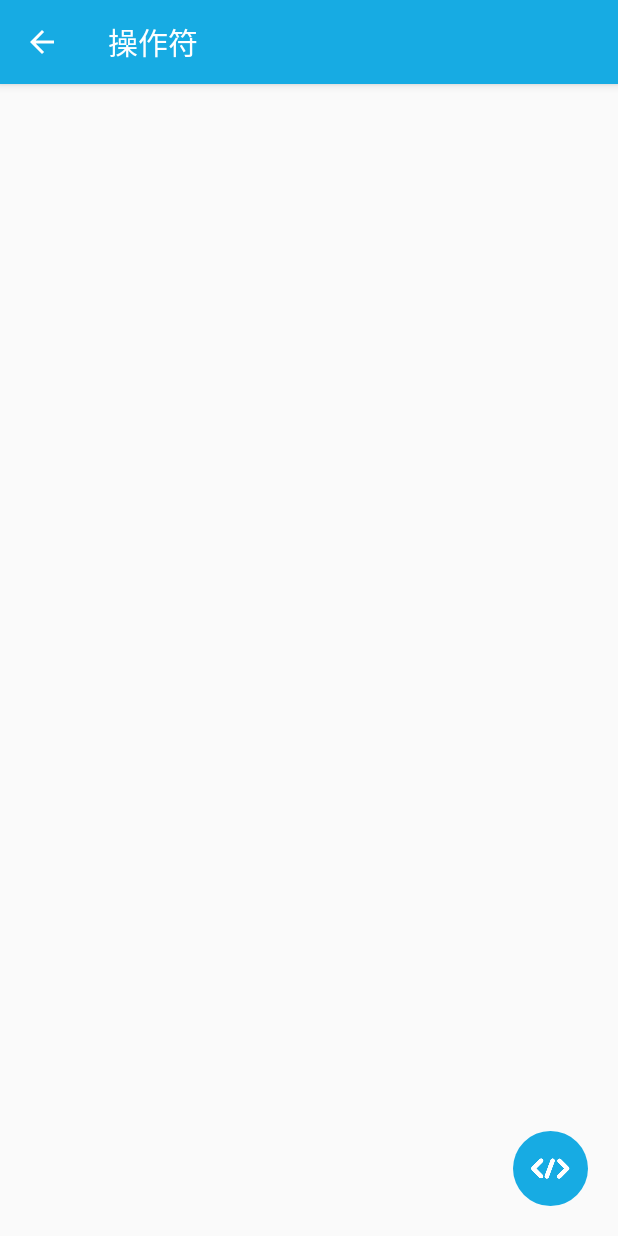
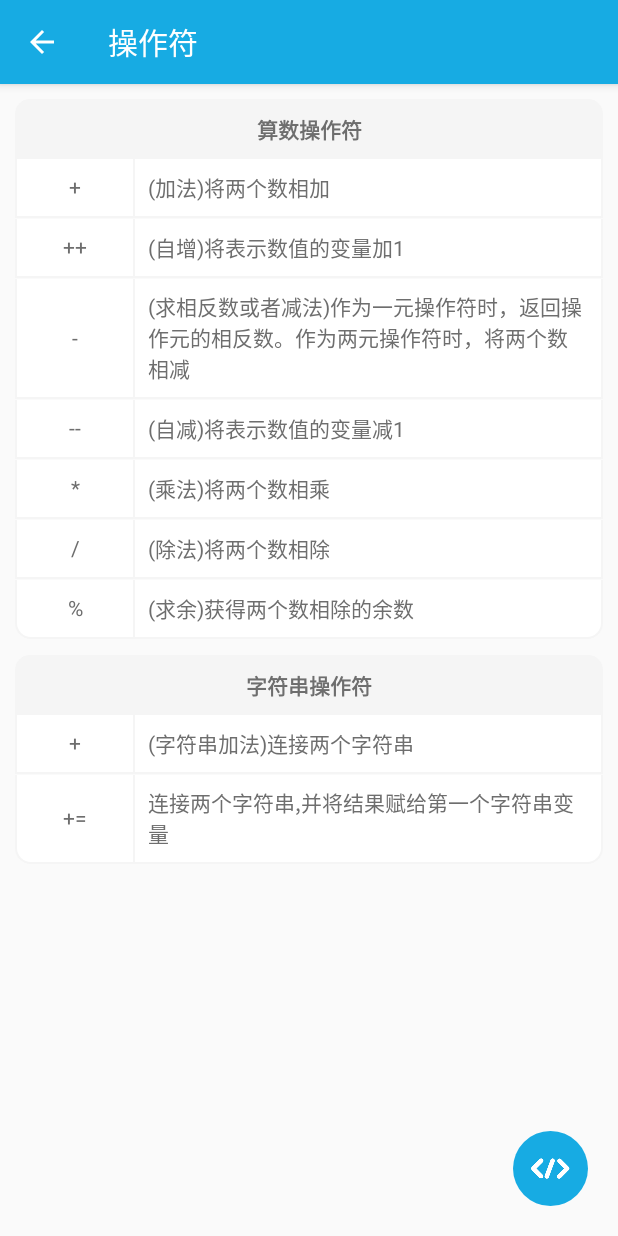
Before and after one commit to 18518373576/androidDevelopHelper, an Android app: the JavaFragment screen opened through its navigation route, after a tap on "操作符", on a phone screen of 412 x 824 dp. Run offline under Robolectric (Android 15) with nearby library versions, the phone set to English and light mode, and no system bars; our stand-ins replace ButterKnife, navigation-ui.

Commit message:
优化operator操作符展示效果

```diff
--- /dev/null
+++ b/DeveloperHelper/developerandroidx/src/main/java/com/example/developerandroidx/adapter/OperatorRcvAdapter.java
@@ -0,0 +1,39 @@
+package com.example.developerandroidx.adapter;
+
+import android.view.View;
+
+import androidx.annotation.NonNull;
+
+import com.example.developerandroidx.R;
+import com.example.developerandroidx.base.BaseRcvAdapter;
+import com.example.developerandroidx.base.BaseRcvHolder;
+import com.example.developerandroidx.bean.OperatorItemBean;
+
+import java.util.List;
+
+/**
+ * Date: 2020/5/5 17:24
+ * 参考:
+ * 描述: 操作符列表
+ */
+public class OperatorRcvAdapter extends BaseRcvAdapter<OperatorItemBean> {
+    /**
+     * 构造方法，初始化数据
+     *
+     * @param mList
+     */
+    public OperatorRcvAdapter(List<OperatorItemBean> mList) {
+        super(mList);
+    }
+
+    @Override
+    protected int bindItemLayout(int viewType) {
+        return R.layout.item_operator;
+    }
+
+    @NonNull
+    @Override
+    protected BaseRcvHolder<OperatorItemBean> bindHolder(@NonNull View v, int viewType) {
+        return new OperatorRcvHolder(v);
+    }
+}
--- /dev/null
+++ b/DeveloperHelper/developerandroidx/src/main/java/com/example/developerandroidx/adapter/OperatorRcvHolder.java
@@ -0,0 +1,52 @@
+package com.example.developerandroidx.adapter;
+
+import android.view.View;
+import android.widget.TextView;
+
+import androidx.annotation.NonNull;
+
+import com.example.developerandroidx.R;
+import com.example.developerandroidx.base.BaseRcvHolder;
+import com.example.developerandroidx.bean.OperatorItemBean;
+
+import butterknife.BindView;
+
+/**
+ * Date: 2020/5/5 17:25
+ * 参考:
+ * 描述:
+ */
+public class OperatorRcvHolder extends BaseRcvHolder<OperatorItemBean> {
+
+    @BindView(R.id.tv_operator_type)
+    TextView tv_operator_type;
+    @BindView(R.id.tv_operator)
+    TextView tv_operator;
+    @BindView(R.id.tv_operator_desc)
+    TextView tv_operator_desc;
+
+    public OperatorRcvHolder(@NonNull View itemView) {
+        super(itemView);
+    }
+
+    @Override
+    protected void setData(@NonNull OperatorItemBean data, int position) {
+
+        if (data.isShowOperatorType) {
+            tv_operator_type.setVisibility(View.VISIBLE);
+        } else {
+            tv_operator_type.setVisibility(View.GONE);
+        }
+
+        if (data.isEnd) {
+            tv_operator.setBackgroundResource(R.drawable.shape_operator_border_corner_left);
+            tv_operator_desc.setBackgroundResource(R.drawable.shape_operator_border_corner_right);
+        } else {
+            tv_operator.setBackgroundResource(R.drawable.shape_operator_border);
+            tv_operator_desc.setBackgroundResource(R.drawable.shape_operator_border);
+        }
+        tv_operator_type.setText(data.operatorType);
+        tv_operator.setText(data.operator);
+        tv_operator_desc.setText(data.description);
+    }
+}
--- a/DeveloperHelper/developerandroidx/src/main/java/com/example/developerandroidx/bean/OperatorItemBean.java
+++ b/DeveloperHelper/developerandroidx/src/main/java/com/example/developerandroidx/bean/OperatorItemBean.java
@@ -9,10 +9,14 @@ public class OperatorItemBean {
     public String operator;//操作符
     public String description;//操作符描述
     public String operatorType;//操作符类型
+    public boolean isShowOperatorType;//是否展示操作符类型
+    public boolean isEnd;//这个是为了展示底部圆角边框，做一个判断
 
-    public OperatorItemBean(String operator, String description, String operatorType) {
+    public OperatorItemBean(String operator, String description, String operatorType, boolean isShowOperatorType, boolean isEnd) {
         this.operator = operator;
         this.description = description;
         this.operatorType = operatorType;
+        this.isShowOperatorType = isShowOperatorType;
+        this.isEnd = isEnd;
     }
 }
--- a/DeveloperHelper/developerandroidx/src/main/java/com/example/developerandroidx/ui/android/AndroidViewModel.java
+++ b/DeveloperHelper/developerandroidx/src/main/java/com/example/developerandroidx/ui/android/AndroidViewModel.java
@@ -19,17 +19,13 @@ public class AndroidViewModel extends ViewModel {
     private MutableLiveData<List<FunctionItemBean>> mList;
     private final String TAG = "AndroidViewModel";
 
-    private List<FunctionItemBean> functionList;
-
     public AndroidViewModel() {
         mList = new MutableLiveData<>();
-        initData();
-
-        mList.setValue(functionList);
+        mList.setValue(initData());
     }
 
-    private void initData() {
-        functionList = new ArrayList<>();
+    private List<FunctionItemBean> initData() {
+        List<FunctionItemBean> functionList = new ArrayList<>();
         functionList.add(new FunctionItemBean("Activity", R.mipmap.icon_activity, ActivityAnalysisActivity.class.getName()));
         functionList.add(new FunctionItemBean("Service", R.mipmap.icon_service, ""));
         functionList.add(new FunctionItemBean("Broadcast Receiver", R.mipmap.icon_broadcast_receiver, ""));
@@ -50,6 +46,8 @@ public class AndroidViewModel extends ViewModel {
         functionList.add(new FunctionItemBean("地图", R.mipmap.icon_map, ""));
         functionList.add(new FunctionItemBean("性能优化", R.mipmap.icon_performance_optimization,
                 RouteUtil.getDestination(CodeViewActivity.class), CodeVariate.getInstance().getCode_3()));
+
+        return functionList;
     }
 
     public LiveData<List<FunctionItemBean>> getAdapterList() {
--- a/DeveloperHelper/developerandroidx/src/main/java/com/example/developerandroidx/ui/java/JavaViewModel.java
+++ b/DeveloperHelper/developerandroidx/src/main/java/com/example/developerandroidx/ui/java/JavaViewModel.java
@@ -17,16 +17,14 @@ import java.util.List;
 public class JavaViewModel extends ViewModel {
 
     private MutableLiveData<List<FunctionItemBean>> mList;
-    private List<FunctionItemBean> functionList;
 
     public JavaViewModel() {
         mList = new MutableLiveData<>();
-        initData();
-        mList.setValue(functionList);
+        mList.setValue(initData());
     }
 
-    private void initData() {
-        functionList = new ArrayList<>();
+    private List<FunctionItemBean> initData() {
+        List<FunctionItemBean> functionList = new ArrayList<>();
         functionList.add(new FunctionItemBean("数据类型和变量", R.mipmap.icon_data_type,
                 RouteUtil.getDestination(CodeViewActivity.class), CodeVariate.getInstance().getCode_2()));
         functionList.add(new FunctionItemBean("操作符", R.mipmap.icon_operator, RouteUtil.getDestination(OperatorActivity.class)));
@@ -48,6 +46,8 @@ public class JavaViewModel extends ViewModel {
         functionList.add(new FunctionItemBean("反射", R.mipmap.icon_bluetooth, ""));
         functionList.add(new FunctionItemBean("设计模式", R.mipmap.icon_bluetooth, ""));
         functionList.add(new FunctionItemBean("数据结构", R.mipmap.icon_bluetooth, ""));
+
+        return functionList;
     }
 
     public LiveData<List<FunctionItemBean>> getAdapterList() {
--- a/DeveloperHelper/developerandroidx/src/main/java/com/example/developerandroidx/ui/java/operator/OperatorActivity.java
+++ b/DeveloperHelper/developerandroidx/src/main/java/com/example/developerandroidx/ui/java/operator/OperatorActivity.java
@@ -4,8 +4,11 @@ import android.view.View;
 
 import androidx.lifecycle.Observer;
 import androidx.lifecycle.ViewModelProviders;
+import androidx.recyclerview.widget.LinearLayoutManager;
+import androidx.recyclerview.widget.RecyclerView;
 
 import com.example.developerandroidx.R;
+import com.example.developerandroidx.adapter.OperatorRcvAdapter;
 import com.example.developerandroidx.base.BaseActivity;
 import com.example.developerandroidx.bean.OperatorItemBean;
 import com.example.developerandroidx.ui.widget.codeView.CodeViewActivity;
@@ -13,10 +16,13 @@ import com.example.developerandroidx.utils.RouteUtil;
 
 import java.util.List;
 
+import butterknife.BindView;
 import butterknife.OnClick;
 
 public class OperatorActivity extends BaseActivity {
 
+    @BindView(R.id.rcv_operator)
+    RecyclerView rcv_operator;
 
     @Override
     protected int bindLayout() {
@@ -37,17 +43,18 @@ public class OperatorActivity extends BaseActivity {
     protected void initView() {
 
         actionBar.setTitle(R.string.operator);
+        rcv_operator.setLayoutManager(new LinearLayoutManager(context));
     }
 
     @Override
     protected void initData() {
 
         OperatorViewModel viewModel = ViewModelProviders.of(this).get(OperatorViewModel.class);
-        viewModel.bindLifeCircle(this);
+//        viewModel.bindLifeCircle(this);
         viewModel.getAdapterList().observe(this, new Observer<List<OperatorItemBean>>() {
             @Override
             public void onChanged(List<OperatorItemBean> operatorItemBeans) {
-                showToast(operatorItemBeans.size() + "");
+                rcv_operator.setAdapter(new OperatorRcvAdapter(operatorItemBeans));
             }
         });
     }
--- a/DeveloperHelper/developerandroidx/src/main/java/com/example/developerandroidx/ui/java/operator/OperatorViewModel.java
+++ b/DeveloperHelper/developerandroidx/src/main/java/com/example/developerandroidx/ui/java/operator/OperatorViewModel.java
@@ -21,12 +21,13 @@ import java.util.List;
 public class OperatorViewModel extends ViewModel {
 
     private MediatorLiveData<List<OperatorItemBean>> mList;
-    private List<OperatorItemBean> operatorItemBeans;
 
     private LifecycleOwner lifecycleOwner;
 
     public OperatorViewModel() {
         mList = new MediatorLiveData<>();
+
+        mList.setValue(initData());
     }
 
     /**
@@ -41,17 +42,25 @@ public class OperatorViewModel extends ViewModel {
             public void onStateChanged(@NonNull LifecycleOwner source, @NonNull Lifecycle.Event event) {
                 switch (event) {
                     case ON_START:
-                        initData();
-                        mList.setValue(operatorItemBeans);
                         break;
                 }
             }
         });
     }
 
-    private void initData() {
-        operatorItemBeans = new ArrayList<>();
-        operatorItemBeans.add(new OperatorItemBean("算数操作符", "+", "(加法)将两个数相加"));
+    private List<OperatorItemBean> initData() {
+        List<OperatorItemBean> operatorItemBeans = new ArrayList<>();
+        operatorItemBeans.add(new OperatorItemBean("+", "(加法)将两个数相加", "算数操作符", true, false));
+        operatorItemBeans.add(new OperatorItemBean("++", "(自增)将表示数值的变量加1", null, false, false));
+        operatorItemBeans.add(new OperatorItemBean("-", "(求相反数或者减法)作为一元操作符时，返回操作元的相反数。" +
+                "作为两元操作符时，将两个数相减", null, false, false));
+        operatorItemBeans.add(new OperatorItemBean("--", "(自减)将表示数值的变量减1", null, false, false));
+        operatorItemBeans.add(new OperatorItemBean("*", "(乘法)将两个数相乘", null, false, false));
+        operatorItemBeans.add(new OperatorItemBean("/", "(除法)将两个数相除", null, false, false));
+        operatorItemBeans.add(new OperatorItemBean("%", "(求余)获得两个数相除的余数", null, false, true));
+        operatorItemBeans.add(new OperatorItemBean("+", "(字符串加法)连接两个字符串", "字符串操作符", true, false));
+        operatorItemBeans.add(new OperatorItemBean("+=", "连接两个字符串,并将结果赋给第一个字符串变量", null, false, true));
+        return operatorItemBeans;
     }
 
     public LiveData<List<OperatorItemBean>> getAdapterList() {
--- a/DeveloperHelper/developerandroidx/src/main/java/com/example/developerandroidx/ui/widget/WidgetViewModel.java
+++ b/DeveloperHelper/developerandroidx/src/main/java/com/example/developerandroidx/ui/widget/WidgetViewModel.java
@@ -15,21 +15,21 @@ import java.util.List;
 public class WidgetViewModel extends ViewModel {
 
     private MutableLiveData<List<FunctionItemBean>> mList;
-    private List<FunctionItemBean> functionList;
 
     public WidgetViewModel() {
         mList = new MutableLiveData<>();
-        initData();
-        mList.setValue(functionList);
+        mList.setValue(initData());
     }
 
-    private void initData() {
-        functionList = new ArrayList<>();
+    private List<FunctionItemBean> initData() {
+        List<FunctionItemBean> functionList = new ArrayList<>();
         functionList.add(new FunctionItemBean("ActionBar", R.mipmap.icon_action, RouteUtil.getDestination(ActionBarActivity.class)));
         functionList.add(new FunctionItemBean("ToolBar", R.mipmap.icon_tool_bar, RouteUtil.getDestination(ActionBarActivity.class)));
         functionList.add(new FunctionItemBean("RecyclerView", R.mipmap.icon_recycler, ""));
         functionList.add(new FunctionItemBean("CardView", R.mipmap.icon_card_view, ""));
         functionList.add(new FunctionItemBean("WebView", R.mipmap.icon_web_view, ""));
+
+        return functionList;
     }
 
     public LiveData<List<FunctionItemBean>> getAdapterList() {
--- /dev/null
+++ b/DeveloperHelper/developerandroidx/src/main/res/drawable/shape_operator_border.xml
@@ -0,0 +1,8 @@
+<?xml version="1.0" encoding="utf-8"?>
+<shape xmlns:android="http://schemas.android.com/apk/res/android">
+
+    <stroke
+        android:width="2px"
+        android:color="@color/bg_dark_white" />
+    <solid android:color="@color/white" />
+</shape>
--- /dev/null
+++ b/DeveloperHelper/developerandroidx/src/main/res/drawable/shape_operator_border_corner_left.xml
@@ -0,0 +1,9 @@
+<?xml version="1.0" encoding="utf-8"?>
+<shape xmlns:android="http://schemas.android.com/apk/res/android">
+
+    <stroke
+        android:width="2px"
+        android:color="@color/bg_dark_white" />
+    <solid android:color="@color/white" />
+    <corners android:bottomLeftRadius="@dimen/dp10" />
+</shape>
--- /dev/null
+++ b/DeveloperHelper/developerandroidx/src/main/res/drawable/shape_operator_border_corner_right.xml
@@ -0,0 +1,9 @@
+<?xml version="1.0" encoding="utf-8"?>
+<shape xmlns:android="http://schemas.android.com/apk/res/android">
+
+    <stroke
+        android:width="2px"
+        android:color="@color/bg_dark_white" />
+    <solid android:color="@color/white" />
+    <corners android:bottomRightRadius="@dimen/dp10" />
+</shape>
--- /dev/null
+++ b/DeveloperHelper/developerandroidx/src/main/res/drawable/shape_operator_title.xml
@@ -0,0 +1,9 @@
+<?xml version="1.0" encoding="utf-8"?>
+<shape xmlns:android="http://schemas.android.com/apk/res/android">
+
+    <solid android:color="@color/bg_dark_white" />
+    <corners
+        android:topLeftRadius="@dimen/dp10"
+        android:topRightRadius="@dimen/dp10" />
+
+</shape>
--- a/DeveloperHelper/developerandroidx/src/main/res/layout/activity_operator.xml
+++ b/DeveloperHelper/developerandroidx/src/main/res/layout/activity_operator.xml
@@ -6,15 +6,16 @@
     android:layout_height="match_parent"
     tools:context=".ui.java.operator.OperatorActivity">
 
+    <androidx.recyclerview.widget.RecyclerView
+        android:id="@+id/rcv_operator"
+        android:layout_width="match_parent"
+        android:layout_height="match_parent"
+        android:overScrollMode="never"
+        android:paddingBottom="@dimen/dp10" />
+
     <ImageView
         android:id="@+id/iv_codes"
         style="@style/codeImageViewStyle"
         app:layout_constraintBottom_toBottomOf="parent"
         app:layout_constraintRight_toRightOf="parent" />
-
-    <androidx.recyclerview.widget.RecyclerView
-        android:id="@+id/rcv_operator"
-        android:layout_width="match_parent"
-        android:layout_height="match_parent"
-        android:overScrollMode="never" />
 </androidx.constraintlayout.widget.ConstraintLayout>
--- /dev/null
+++ b/DeveloperHelper/developerandroidx/src/main/res/layout/item_operator.xml
@@ -0,0 +1,50 @@
+<?xml version="1.0" encoding="utf-8"?>
+<LinearLayout xmlns:android="http://schemas.android.com/apk/res/android"
+    android:layout_width="match_parent"
+    android:layout_height="wrap_content"
+    android:layout_marginLeft="@dimen/dp10"
+    android:layout_marginRight="@dimen/dp10"
+    android:orientation="vertical">
+
+    <TextView
+        android:id="@+id/tv_operator_type"
+        android:layout_width="match_parent"
+        android:layout_height="40dp"
+        android:layout_marginTop="@dimen/dp10"
+        android:background="@drawable/shape_operator_title"
+        android:gravity="center"
+        android:text="算术操作符"
+        android:textColor="@color/textColor"
+        android:textSize="@dimen/sp14"
+        android:textStyle="bold" />
+
+    <LinearLayout
+        android:layout_width="match_parent"
+        android:layout_height="wrap_content"
+        android:gravity="center_vertical"
+        android:orientation="horizontal">
+
+        <TextView
+            android:id="@+id/tv_operator"
+            android:layout_width="@dimen/dp80"
+            android:layout_height="match_parent"
+            android:layout_marginTop="-2px"
+            android:background="@drawable/shape_operator_border"
+            android:gravity="center"
+            android:text="+"
+            android:textColor="@color/textColor"
+            android:textSize="@dimen/sp14" />
+
+        <TextView
+            android:id="@+id/tv_operator_desc"
+            android:layout_width="match_parent"
+            android:layout_height="wrap_content"
+            android:layout_marginLeft="-2px"
+            android:layout_marginTop="-2px"
+            android:background="@drawable/shape_operator_border"
+            android:padding="@dimen/dp10"
+            android:text="(加法)将两个数相加"
+            android:textColor="@color/textColor"
+            android:textSize="@dimen/sp14" />
+    </LinearLayout>
+</LinearLayout>
--- a/DeveloperHelper/developerandroidx/src/main/res/values/colors.xml
+++ b/DeveloperHelper/developerandroidx/src/main/res/values/colors.xml
@@ -5,6 +5,7 @@
     <color name="colorPrimaryDark">#17abe3</color>
     <color name="colorAccent">#17abe3</color>
     <color name="textColor">#6E6E6E</color>
+    <color name="bg_dark_white">#F5F5F5</color>
     <color name="white">#FFFFFF</color>
     <color name="codeViewBackground">#282b2e</color>
 </resources>
--- a/DeveloperHelper/developerandroidx/src/main/res/values/styles.xml
+++ b/DeveloperHelper/developerandroidx/src/main/res/values/styles.xml
@@ -30,7 +30,7 @@
     <style name="ComonButtonStyle">
         <item name="android:layout_width">@dimen/dp80</item>
         <item name="android:layout_height">@dimen/dp40</item>
-        <item name="android:background">@drawable/btn_selector</item>
+        <item name="android:background">@drawable/selector_btn</item>
         <item name="android:textColor">@color/white</item>
         <item name="android:textSize">@dimen/sp14</item>
     </style>
```
Also changed, not shown: DeveloperHelper/developerandroidx/src/main/res/drawable/selector_btn.xml (renamed from DeveloperHelper/developerandroidx/src/main/res/drawable/btn_selector.xml).
